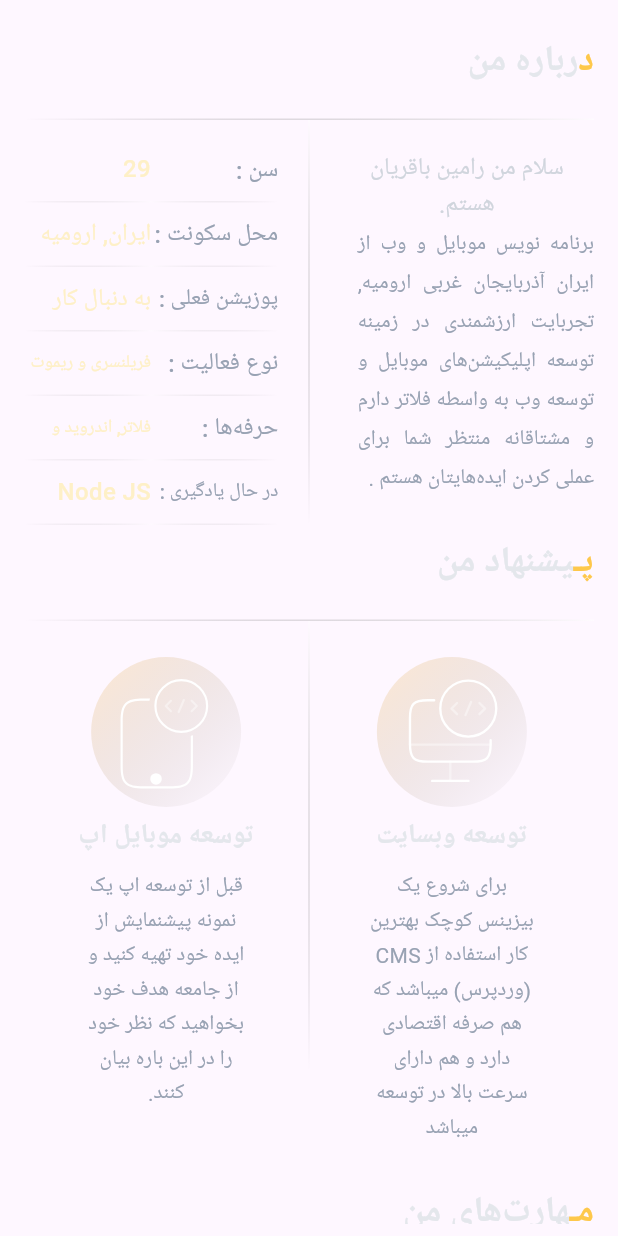
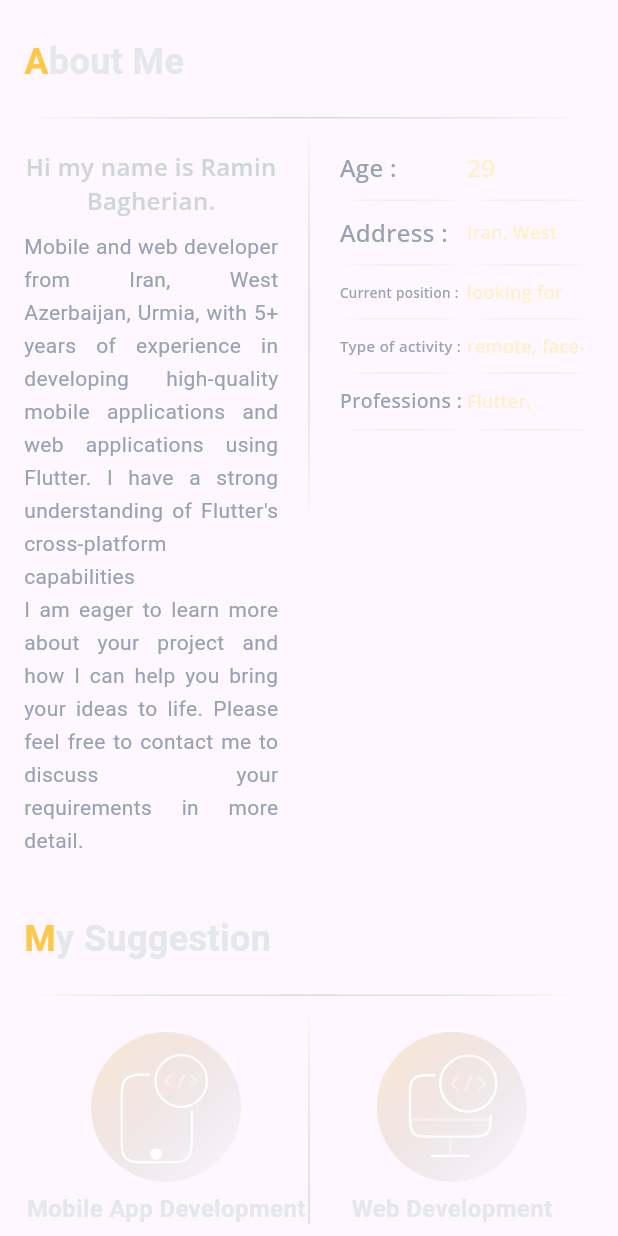
Before and after one commit to RaminBgrn/flutter-portfolio, a Flutter app: the AboutMe widget shown alone on an empty page, opened directly, on a phone screen of 412 x 824 dp. Run offline on Flutter 3.47's test engine with Material 3 defaults, Android fonts, the light colour scheme and no system bars; drawn by our look-alikes of auto_size_text, styled_text; our stand-ins replace animated_text_kit, draggable_home, flutter_advanced_drawer, flutter_animate, flutter_native_splash, flutter_svg and 2 more; missing offline and left inert: responsive_grid_list; Roboto replaces fonts that are missing (Vazirmatn).

Commit message:
translate data to english

```diff
--- a/lib/desktop/screens/about_me.dart
+++ b/lib/desktop/screens/about_me.dart
@@ -23,10 +23,10 @@ class AboutMe extends StatelessWidget {
           child: Padding(
             padding: const EdgeInsets.all(16.0),
             child: Column(
-              crossAxisAlignment: CrossAxisAlignment.end,
+              crossAxisAlignment: CrossAxisAlignment.start,
               children: [
                 const TitleWidget(
-                  title: "درباره من",
+                  title: "About Me",
                 ),
                 const SizedBox(
                   height: 20,
@@ -47,16 +47,27 @@ class AboutMe extends StatelessWidget {
                     Expanded(
                       flex: 1,
                       child: Column(
+                        crossAxisAlignment: CrossAxisAlignment.start,
                         children: [
                           const SizedBox(
                             height: 20,
                           ),
-                          myInfo("29", "سن :"),
-                          myInfo("ایران, ارومیه", "محل سکونت :"),
-                          myInfo("به دنبال کار", "پوزیشن فعلی :"),
-                          myInfo("فریلنسری و ریموت", "نوع فعالیت :"),
-                          myInfo("فلاتر, اندروید و ووردپرس", "حرفه‌ها :"),
-                          myInfo("Node JS", "در حال یادگیری :"),
+                          Text(
+                            "Hi my name is Ramin Bagherian.",
+                            textAlign: TextAlign.center,
+                            textDirection: TextDirection.ltr,
+                            style: GoogleFonts.openSans(fontSize: 16, fontWeight: FontWeight.w600, color: myGrey[300]),
+                          ),
+                          Padding(
+                            padding: const EdgeInsets.only(top: 8.0),
+                            child: Text(
+                              "Mobile and web developer from Iran, West Azerbaijan, Urmia, with 5+ years of experience in developing high-quality mobile applications and web applications using Flutter. I have a strong understanding of Flutter's cross-platform capabilities \n I am eager to learn more about your project and how I can help you bring your ideas to life. Please feel free to contact me to discuss your requirements in more detail.",
+                              textDirection: TextDirection.ltr,
+                              textAlign: TextAlign.justify,
+                              style: GoogleFonts.vazirmatn(
+                                  fontSize: 14, height: 1.6, fontWeight: FontWeight.w400, color: myGrey[400]),
+                            ),
+                          ),
                         ],
                       ),
                     ),
@@ -74,40 +85,22 @@ class AboutMe extends StatelessWidget {
                     Expanded(
                       flex: 1,
                       child: Column(
-                        crossAxisAlignment: CrossAxisAlignment.end,
                         children: [
                           const SizedBox(
                             height: 20,
                           ),
-                          Text(
-                            "سلام من رامین باقریان هستم.",
-                            textAlign: TextAlign.center,
-                            textDirection: TextDirection.rtl,
-                            style: GoogleFonts.vazirmatn(
-                                fontSize: 16,
-                                fontWeight: FontWeight.w400,
-                                color: myGrey[300]),
-                          ),
-                          Padding(
-                            padding:
-                                const EdgeInsets.only(top: 2.0, left: 12.0),
-                            child: Text(
-                              "برنامه نویس موبایل و وب از ایران آذربایجان غربی ارومیه, تجربایت ارزشمندی در زمینه توسعه اپلیکیشن‌های موبایل و توسعه وب به واسطه فلاتر دارم و مشتاقانه منتظر شما برای عملی کردن ایده‌هایتان هستم .",
-                              textDirection: TextDirection.rtl,
-                              textAlign: TextAlign.justify,
-                              style: GoogleFonts.vazirmatn(
-                                  fontSize: 14,
-                                  height: 1.8,
-                                  fontWeight: FontWeight.w400,
-                                  color: myGrey[400]),
-                            ),
-                          ),
+                          myInfo("29", "Age :"),
+                          myInfo("Iran, West azerbaijan", "Address :"),
+                          myInfo("looking for job", "Current position :"),
+                          myInfo("remote, face-to-face", "Type of activity :"),
+                          myInfo("Flutter, Laravel, Git", "Professions :"),
                         ],
                       ),
                     ),
                   ],
                 ),
-                const TitleWidget(title: "پـیشنهاد من", index: 1),
+                const SizedBox(height: 38),
+                const TitleWidget(title: "My Suggestion", index: 0),
                 CustomDevider(
                   begin: Alignment.centerRight,
                   end: Alignment.centerLeft,
@@ -135,27 +128,22 @@ class AboutMe extends StatelessWidget {
                               margin: const EdgeInsets.only(bottom: 6),
                               decoration: BoxDecoration(
                                   borderRadius: BorderRadius.circular(100),
-                                  gradient: LinearGradient(
-                                      begin: Alignment.topLeft,
-                                      end: Alignment.bottomRight,
-                                      colors: [
+                                  gradient:
+                                      LinearGradient(begin: Alignment.topLeft, end: Alignment.bottomRight, colors: [
                                     myOrange[400]!.withOpacity(0.2),
                                     Colors.transparent,
                                   ])),
                               child: SvgPicture.asset(
                                 'svg/mobile.svg',
-                                colorFilter: const ColorFilter.mode(
-                                    Colors.white, BlendMode.srcIn),
+                                colorFilter: const ColorFilter.mode(Colors.white, BlendMode.srcIn),
                                 width: 10,
                                 height: 10,
                               ),
                             ),
                             Text(
-                              'توسعه موبایل اپ',
-                              style: GoogleFonts.vazirmatn(
-                                  color: myGrey[200],
-                                  fontSize: 18,
-                                  fontWeight: FontWeight.w600),
+                              'Mobile App Development',
+                              style:
+                                  GoogleFonts.vazirmatn(color: myGrey[200], fontSize: 16, fontWeight: FontWeight.w600),
                             ),
                             Padding(
                               padding: const EdgeInsets.symmetric(
@@ -163,14 +151,11 @@ class AboutMe extends StatelessWidget {
                                 vertical: 8,
                               ),
                               child: Text(
-                                  'قبل از توسعه اپ یک نمونه پیشنمایش از ایده خود تهیه کنید و از جامعه هدف خود بخواهید که نظر خود را در این باره بیان کنند.',
+                                  "Before developing an app, create a prototype of your idea and get feedback from your target audience",
                                   textAlign: TextAlign.center,
-                                  textDirection: TextDirection.rtl,
+                                  textDirection: TextDirection.ltr,
                                   style: GoogleFonts.vazirmatn(
-                                      color: myGrey[400],
-                                      fontSize: 14,
-                                      height: 1.6,
-                                      fontWeight: FontWeight.w400)),
+                                      color: myGrey[400], fontSize: 14, height: 1.6, fontWeight: FontWeight.w400)),
                             )
                           ],
                         ),
@@ -179,10 +164,7 @@ class AboutMe extends StatelessWidget {
                     CustomDevider(
                       begin: Alignment.topCenter,
                       end: Alignment.bottomCenter,
-                      colors: [
-                        Colors.white.withOpacity(0.5),
-                        Colors.transparent
-                      ],
+                      colors: [Colors.white.withOpacity(0.5), Colors.transparent],
                       width: 1,
                       height: 300,
                     ),
@@ -199,10 +181,8 @@ class AboutMe extends StatelessWidget {
                               margin: const EdgeInsets.only(bottom: 6),
                               decoration: BoxDecoration(
                                   borderRadius: BorderRadius.circular(100),
-                                  gradient: LinearGradient(
-                                      begin: Alignment.topLeft,
-                                      end: Alignment.bottomRight,
-                                      colors: [
+                                  gradient:
+                                      LinearGradient(begin: Alignment.topLeft, end: Alignment.bottomRight, colors: [
                                     myOrange[400]!.withOpacity(0.2),
                                     Colors.transparent,
                                   ])),
@@ -215,11 +195,9 @@ class AboutMe extends StatelessWidget {
                                   height: 10),
                             ),
                             Text(
-                              'توسعه وبسایت',
-                              style: GoogleFonts.vazirmatn(
-                                  color: myGrey[200],
-                                  fontSize: 18,
-                                  fontWeight: FontWeight.w600),
+                              'Web Development',
+                              style:
+                                  GoogleFonts.vazirmatn(color: myGrey[200], fontSize: 16, fontWeight: FontWeight.w600),
                             ),
                             Padding(
                               padding: const EdgeInsets.symmetric(
@@ -227,14 +205,16 @@ class AboutMe extends StatelessWidget {
                                 vertical: 8,
                               ),
                               child: Text(
-                                  'برای شروع یک بیزینس کوچک بهترین کار استفاده از CMS (وردپرس) میباشد که هم صرفه اقتصادی دارد و هم دارای سرعت بالا در توسعه میباشد ',
-                                  textDirection: TextDirection.rtl,
+                                "Using a CMS like WordPress can be a great option for starting a small business.",
+                                textDirection: TextDirection.ltr,
                                 textAlign: TextAlign.center,
                                 style: GoogleFonts.vazirmatn(
                                   color: myGrey[400],
                                   fontSize: 14,
                                   height: 1.6,
-                                      fontWeight: FontWeight.w400)),
+                                  fontWeight: FontWeight.w400,
+                                ),
+                              ),
                             ),
                           ],
                         ),
@@ -242,12 +222,12 @@ class AboutMe extends StatelessWidget {
                     ),
                   ],
                 ),
-                const SizedBox(
-                  height: 20,
-                ),
+                // const SizedBox(
+                //   height: 10,
+                // ),
                 const TitleWidget(
-                  title: "مـهارت‌های من",
-                  index: 1,
+                  title: "My Skills",
+                  index: 0,
                 ),
                 CustomDevider(
                   begin: Alignment.centerRight,
@@ -335,28 +315,21 @@ class AboutMe extends StatelessWidget {
           mainAxisAlignment: MainAxisAlignment.spaceBetween,
           children: [
             Expanded(
-              child: AutoSizeText(title,
-                  textDirection: TextDirection.rtl,
-                  maxLines: 1,
-                  style: GoogleFonts.vazirmatn(
-                      color: myOrange[100],
-                      fontSize: 16,
-                      height: 1.6,
-                      fontWeight: FontWeight.w500)),
-            ),
-            Expanded(
               child: AutoSizeText(
                 value,
-                textDirection: TextDirection.rtl,
+                textDirection: TextDirection.ltr,
                 minFontSize: 5,
                 maxLines: 1,
                 group: AutoSizeGroup(),
-                style: GoogleFonts.vazirmatn(
-                    color: myGrey[400],
-                    fontSize: 16,
-                    height: 1.6,
-                    fontWeight: FontWeight.w500),
+                style: GoogleFonts.openSans(color: myGrey[400], fontSize: 16, height: 1.6, fontWeight: FontWeight.w500),
               ),
+            ),
+            Expanded(
+              child: AutoSizeText(title,
+                  textDirection: TextDirection.ltr,
+                  maxLines: 1,
+                  style: GoogleFonts.openSans(
+                      color: myOrange[100], fontSize: 16, height: 1.6, fontWeight: FontWeight.w500)),
             ),
           ],
         ),
--- a/lib/desktop/screens/desktop.dart
+++ b/lib/desktop/screens/desktop.dart
@@ -47,8 +47,7 @@ class _DesktopState extends State<Desktop> {
                 decoration: BoxDecoration(
                   image: DecorationImage(
                     fit: BoxFit.cover,
-                    colorFilter:
-                        ColorFilter.mode(myGrey[900]!, BlendMode.dstATop),
+                    colorFilter: ColorFilter.mode(myGrey[900]!, BlendMode.dstATop),
                     image: const AssetImage('images/background.jpg'),
                   ),
                 ),
@@ -65,7 +64,7 @@ class _DesktopState extends State<Desktop> {
                 crossAxisAlignment: CrossAxisAlignment.center,
                 children: [
                   Container(
-                    height: MediaQuery.of(context).size.height * 0.75,
+                    height: MediaQuery.of(context).size.height * 0.85,
                     width: MediaQuery.of(context).size.width / 2,
                     decoration: BoxDecoration(
                       color: myGrey[900],
@@ -80,7 +79,12 @@ class _DesktopState extends State<Desktop> {
                       physics: const NeverScrollableScrollPhysics(),
                       controller: pageController,
                       scrollDirection: Axis.vertical,
-                      children: [AboutMe(), Resume(), SizedBox(), Blogs()],
+                      children: const [
+                        AboutMe(),
+                        Resume(),
+                        SizedBox(),
+                        Blogs(),
+                      ],
                     ),
                   ),
                   const UserInfo(),
--- a/lib/desktop/widgets/user_info.dart
+++ b/lib/desktop/widgets/user_info.dart
@@ -12,46 +12,36 @@ class UserInfo extends StatelessWidget {
   @override
   Widget build(BuildContext context) {
     return Container(
-      height: MediaQuery.of(context).size.height * 0.85,
+      height: MediaQuery.of(context).size.height * 0.92,
       width: MediaQuery.of(context).size.width / 4,
       decoration: BoxDecoration(
           borderRadius: BorderRadius.circular(16),
           color: myGrey[900],
-          boxShadow: [
-            BoxShadow(
-                offset: const Offset(5, 8),
-                color: Colors.black.withOpacity(0.4),
-                blurRadius: 20)
-          ]),
+          boxShadow: [BoxShadow(offset: const Offset(5, 8), color: Colors.black.withOpacity(0.4), blurRadius: 20)]),
       child: ListView(
         children: [
           const SizedBox(
             height: 20,
           ),
-          Expanded(
-            flex: 4,
-            child: CircleAvatar(
+          CircleAvatar(
             backgroundImage: const AssetImage('images/me.jpg'),
             radius: 150,
             backgroundColor: myOrange[400]!,
           ),
-          ),
           const SizedBox(
             height: 40,
           ),
-          Expanded(
-            flex: 3,
-            child: Column(
+          Column(
             children: [
               const Row(
                 mainAxisAlignment: MainAxisAlignment.center,
                 children: [
                   TitleWidget(
-                      title: "بـاقریان",
-                      index: 1,
+                    title: "Ramin",
+                    index: 0,
                   ),
                   SizedBox(width: 8),
-                    TitleWidget(title: "رامـین"),
+                  TitleWidget(title: "Bagherian"),
                 ],
               ),
               const SizedBox(height: 15),
@@ -73,7 +63,6 @@ class UserInfo extends StatelessWidget {
                 ),
               )
             ],
-            ),
           ),
           const SizedBox(
             height: 30,
@@ -101,9 +90,9 @@ class UserInfo extends StatelessWidget {
                       onClick: () {},
                       builder: (isHover) {
                         return Text(
-                          'دریافت CV',
+                          'Download CV',
                           textDirection: TextDirection.rtl,
-                          style: GoogleFonts.vazirmatn(
+                          style: GoogleFonts.openSans(
                             fontSize: 14,
                             color: isHover ? myOrange[300] : myOrange[50],
                             fontWeight: FontWeight.w500,
@@ -135,9 +124,9 @@ class UserInfo extends StatelessWidget {
                       onClick: () {},
                       builder: (isHover) {
                         return Text(
-                          'ارتباط با من',
+                          "Contact Me",
                           textDirection: TextDirection.rtl,
-                          style: GoogleFonts.vazirmatn(
+                          style: GoogleFonts.openSans(
                             fontSize: 14,
                             color: isHover ? myOrange[300] : myOrange[50],
                             fontWeight: FontWeight.w500,
```
Also changed, not shown: pubspec.lock. Lines whose indentation alone changed are shown as unchanged.
